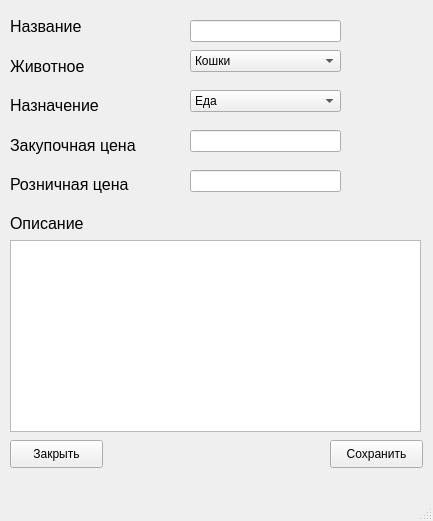
The window that session_1/save_window.ui (BagrKonstantin/petshop) describes before a commit, drawn with Qt 5.
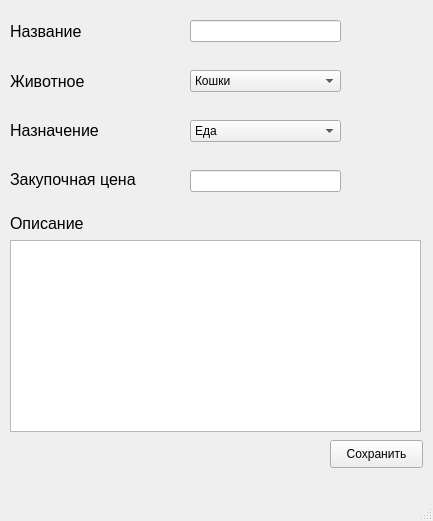
The same window after the commit.

The edit to the form file:
```diff
--- a/session_1/save_window.ui
+++ b/session_1/save_window.ui
@@ -84,18 +84,6 @@
        </property>
       </widget>
      </item>
-     <item>
-      <widget class="QLabel" name="label_5">
-       <property name="font">
-        <font>
-         <pointsize>12</pointsize>
-        </font>
-       </property>
-       <property name="text">
-        <string>Розничная цена</string>
-       </property>
-      </widget>
-     </item>
     </layout>
    </widget>
    <widget class="QLineEdit" name="lineEdit_title">
@@ -112,7 +100,7 @@
     <property name="geometry">
      <rect>
       <x>190</x>
-      <y>50</y>
+      <y>70</y>
       <width>151</width>
       <height>22</height>
      </rect>
@@ -152,7 +140,7 @@
     <property name="geometry">
      <rect>
       <x>190</x>
-      <y>90</y>
+      <y>120</y>
       <width>151</width>
       <height>22</height>
      </rect>
@@ -187,16 +175,6 @@
     <property name="geometry">
      <rect>
       <x>190</x>
-      <y>130</y>
-      <width>151</width>
-      <height>22</height>
-     </rect>
-    </property>
-   </widget>
-   <widget class="QLineEdit" name="lineEdit_retail_price">
-    <property name="geometry">
-     <rect>
-      <x>190</x>
       <y>170</y>
       <width>151</width>
       <height>22</height>
@@ -247,19 +225,6 @@
      <string>Сохранить</string>
     </property>
    </widget>
-   <widget class="QPushButton" name="pushButton_close">
-    <property name="geometry">
-     <rect>
-      <x>10</x>
-      <y>440</y>
-      <width>93</width>
-      <height>28</height>
-     </rect>
-    </property>
-    <property name="text">
-     <string>Закрыть</string>
-    </property>
-   </widget>
   </widget>
   <widget class="QMenuBar" name="menubar">
    <property name="geometry">
```
